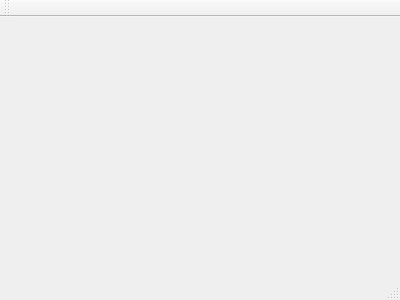
Qt form mainwindow.ui (LeoMill/QtWidget) before a commit.
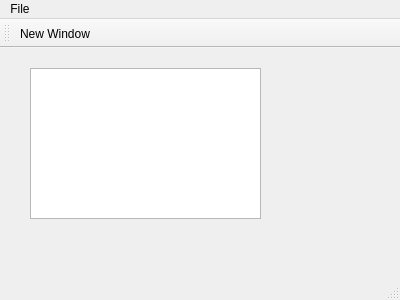
The same form after that commit.

Commit message: Ui 新增控制項

The edit to the form file:
```diff
--- a/mainwindow.ui
+++ b/mainwindow.ui
@@ -12,13 +12,52 @@
   <property name="windowTitle" >
    <string>MainWindow</string>
   </property>
-  <widget class="QMenuBar" name="menuBar" />
-  <widget class="QToolBar" name="mainToolBar" />
-  <widget class="QWidget" name="centralWidget" />
-  <widget class="QStatusBar" name="statusBar" />
+  <widget class="QWidget" name="centralWidget">
+   <widget class="QPlainTextEdit" name="plainTextEdit">
+    <property name="geometry">
+     <rect>
+      <x>30</x>
+      <y>20</y>
+      <width>231</width>
+      <height>151</height>
+     </rect>
+    </property>
+   </widget>
+  </widget>
+  <widget class="QMenuBar" name="menuBar">
+   <property name="geometry">
+    <rect>
+     <x>0</x>
+     <y>0</y>
+     <width>400</width>
+     <height>17</height>
+    </rect>
+   </property>
+   <widget class="QMenu" name="menuFile">
+    <property name="title">
+     <string>File</string>
+    </property>
+    <addaction name="actionNew_Window"/>
+   </widget>
+   <addaction name="menuFile"/>
+  </widget>
+  <widget class="QToolBar" name="mainToolBar">
+   <attribute name="toolBarArea">
+    <enum>TopToolBarArea</enum>
+   </attribute>
+   <attribute name="toolBarBreak">
+    <bool>false</bool>
+   </attribute>
+   <addaction name="actionNew_Window"/>
+  </widget>
+  <widget class="QStatusBar" name="statusBar"/>
+  <action name="actionNew_Window">
+   <property name="text">
+    <string>New Window</string>
+   </property>
+  </action>
  </widget>
- <layoutDefault spacing="6" margin="11" />
- <pixmapfunction></pixmapfunction>
+ <layoutdefault spacing="6" margin="11"/>
  <resources/>
  <connections/>
 </ui>
```
Left out of the diff: 7 changed lines with no effect on the pictures. The commit also changes 4 other files.
